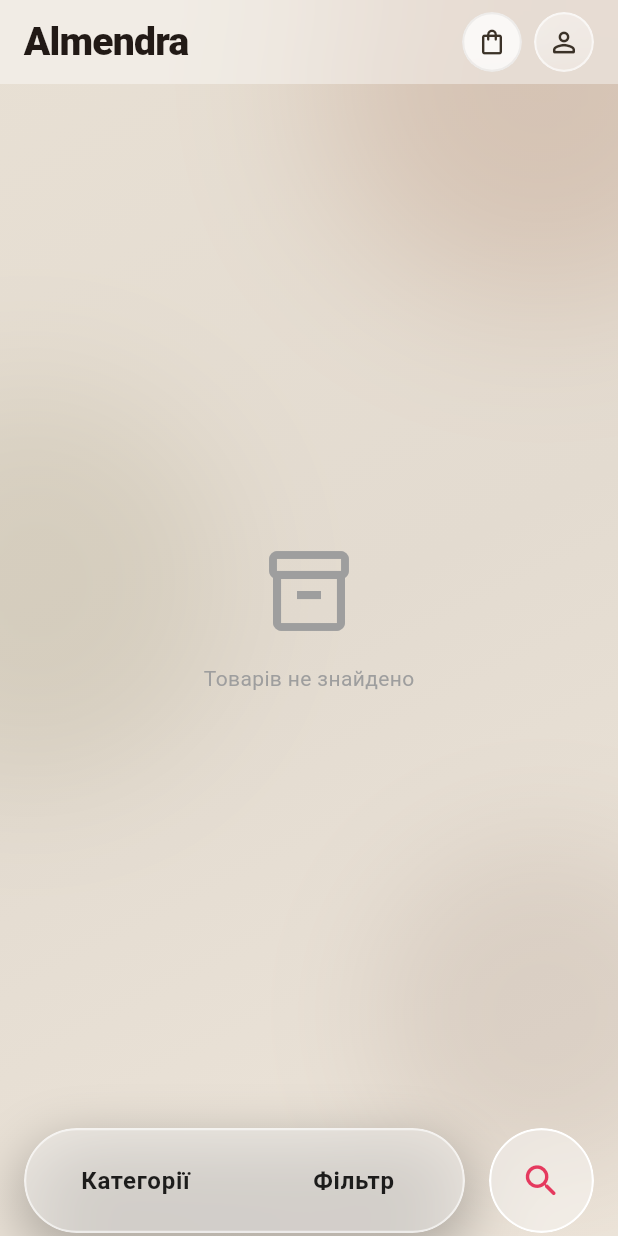
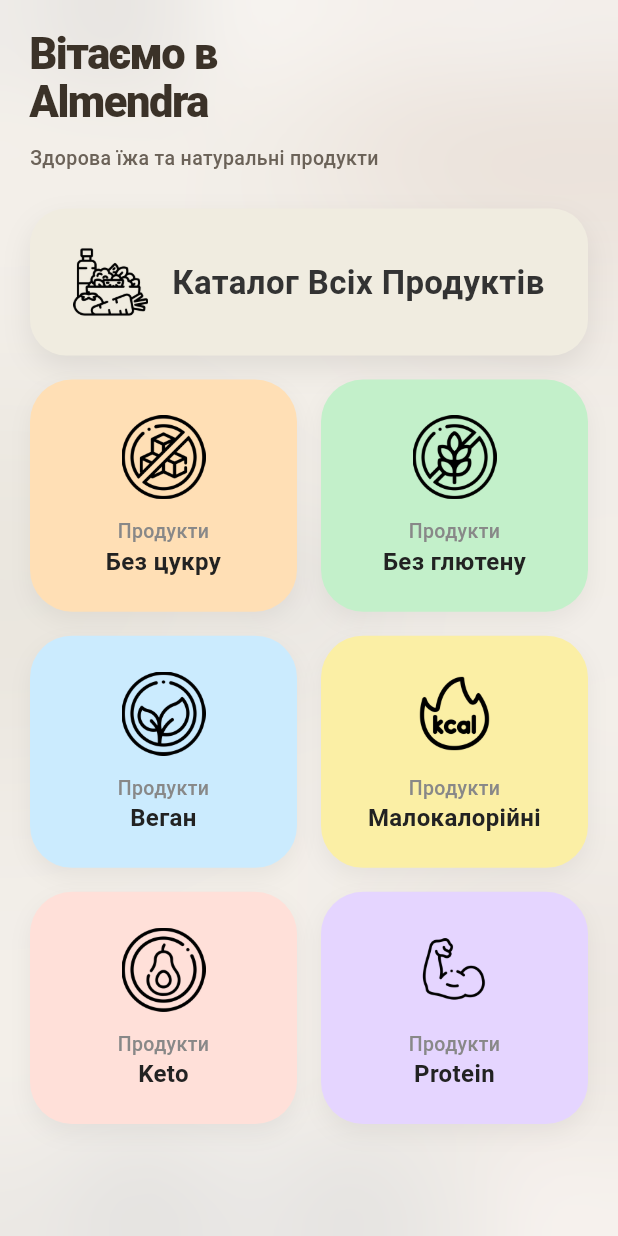
Before and after one commit to VolodymyrPTK/Almendra-app, a Flutter app: the screen it shows after launch, on a phone screen of 412 x 824 dp. Run offline on Flutter 3.47's test engine with Material 3 defaults, Android fonts, the phone set to English and light mode, and no system bars; our stand-ins replace cached_network_image, cloud_firestore, firebase_auth, firebase_core, google_sign_in, webview_flutter; missing offline and left inert: flutter_facebook_auth; accounts and stored records are empty.

Commit message:
Add home overlay, filter assets and auth flow
Add a Home overlay UI and state management: introduce HomeOverlay widget, HomeOverlayProvider, and RootScreen to present an animated overlay above ProductsScreen; tapping the AppBar title shows the overlay. Switch app home to a FirebaseAuth StreamBuilder to wait for persisted auth sessions and register the new provider.

Add new filter icon assets (assets/filtericons/) and update pubspec assets.

Extend Product model with isLowKcal and corresponding tag ('Низькокалорійні').

Adjust checkout payload: change payment values to 'payNow'/'payLater' and add 'orderOnApp': true.

Update iOS Info.plist to include NSLocalNetworkUsageDescription and NSBonjourServices for the Dart VM service/debugger.

Update filter mapping in custom_bottom_bar to include the low-calorie and keto keys.

```diff
--- a/lib/main.dart
+++ b/lib/main.dart
@@ -1,3 +1,4 @@
+import 'package:firebase_auth/firebase_auth.dart';
 import 'package:firebase_core/firebase_core.dart';
 import 'package:flutter/material.dart';
 import 'package:provider/provider.dart';
@@ -5,7 +6,8 @@
 import 'providers/auth_provider.dart' as ap;
 import 'providers/cart_provider.dart';
 import 'providers/products_provider.dart';
-import 'screens/products_screen.dart';
+import 'providers/home_overlay_provider.dart';
+import 'screens/root_screen.dart';
 
 Future<void> main() async {
   WidgetsFlutterBinding.ensureInitialized();
@@ -29,6 +31,7 @@
         ChangeNotifierProvider(create: (_) => ProductsProvider()),
         ChangeNotifierProvider(create: (_) => ap.AuthProvider()),
         ChangeNotifierProvider(create: (_) => CartProvider()),
+        ChangeNotifierProvider(create: (_) => HomeOverlayProvider()),
       ],
       child: MaterialApp(
         title: 'Almendra',
@@ -47,7 +50,21 @@
           ),
           useMaterial3: true,
         ),
-        home: const ProductsScreen(),
+        home: StreamBuilder<User?>(
+          stream: FirebaseAuth.instance.authStateChanges(),
+          builder: (context, snapshot) {
+            // Wait for Firebase to restore the persisted auth session.
+            // On Android this is async — without this check, currentUser
+            // is transiently null on every cold start, making the app
+            // appear logged out even when a session exists.
+            if (snapshot.connectionState == ConnectionState.waiting) {
+              return const Scaffold(
+                body: Center(child: CircularProgressIndicator()),
+              );
+            }
+            return const RootScreen();
+          },
+        ),
       ),
     );
   }
--- a/lib/models/product.dart
+++ b/lib/models/product.dart
@@ -22,6 +22,7 @@
   final bool isFreeSugar;
   final bool isFreeLactosa;
   final bool isKeto;
+  final bool isLowKcal;
   final bool outOfStock;
 
   const Product({
@@ -46,6 +47,7 @@
     this.isFreeSugar = false,
     this.isFreeLactosa = false,
     this.isKeto = false,
+    this.isLowKcal = false,
     this.outOfStock = false,
   });
 
@@ -74,6 +76,7 @@
       isFreeSugar: _toBool(data['isFreeSugar'] ?? data['freeSugar']),
       isFreeLactosa: _toBool(data['isFreeLactosa'] ?? data['freeLactosa']),
       isKeto: _toBool(data['isKeto'] ?? data['keto']),
+      isLowKcal: _toBool(data['isLowKcal'] ?? data['lowKcal']),
       outOfStock: _toBool(data['outOfStock'] ?? data['isOutOfStock']),
     );
   }
@@ -103,6 +106,7 @@
     if (isFreeSugar) tags.add('Без цукру');
     if (isFreeLactosa) tags.add('Без лактози');
     if (isKeto) tags.add('Кето');
+    if (isLowKcal) tags.add('Низькокалорійні');
     return tags;
   }
 }
--- /dev/null
+++ b/lib/providers/home_overlay_provider.dart
@@ -0,0 +1,26 @@
+import 'package:flutter/material.dart';
+
+class HomeOverlayProvider extends ChangeNotifier {
+  bool _showHomeOverlay = true;
+
+  bool get showHomeOverlay => _showHomeOverlay;
+
+  void show() {
+    if (!_showHomeOverlay) {
+      _showHomeOverlay = true;
+      notifyListeners();
+    }
+  }
+
+  void hide() {
+    if (_showHomeOverlay) {
+      _showHomeOverlay = false;
+      notifyListeners();
+    }
+  }
+
+  void toggle() {
+    _showHomeOverlay = !_showHomeOverlay;
+    notifyListeners();
+  }
+}
--- /dev/null
+++ b/lib/screens/home_overlay.dart
@@ -0,0 +1,299 @@
+import 'dart:ui';
+import 'package:flutter/material.dart';
+import 'package:provider/provider.dart';
+import '../providers/home_overlay_provider.dart';
+import '../providers/products_provider.dart';
+
+class HomeOverlay extends StatelessWidget {
+  const HomeOverlay({super.key});
+
+  @override
+  Widget build(BuildContext context) {
+    final isDark = Theme.of(context).brightness == Brightness.dark;
+    return Material(
+      color: Colors.transparent,
+      child: Stack(
+        children: [
+          // Blur background
+          Positioned.fill(
+            child: ClipRect(
+              child: BackdropFilter(
+                filter: ImageFilter.blur(sigmaX: 30, sigmaY: 30),
+                child: Container(
+                  color: isDark
+                      ? Colors.black.withOpacity(0.4)
+                      : Colors.white.withOpacity(0.5),
+                ),
+              ),
+            ),
+          ),
+
+          SafeArea(
+            child: Padding(
+              padding: const EdgeInsets.symmetric(horizontal: 20, vertical: 12),
+              child: Column(
+                crossAxisAlignment: CrossAxisAlignment.stretch,
+                children: [
+                  const SizedBox(height: 8),
+                  Text(
+                    'Вітаємо в\nAlmendra',
+                    style: TextStyle(
+                      fontSize: 29,
+                      fontWeight: FontWeight.w900,
+                      height: 1.1,
+                      letterSpacing: -1,
+                      color: isDark ? Colors.white : const Color(0xFF3B3228),
+                    ),
+                  ),
+                  const SizedBox(height: 12),
+                  Text(
+                    'Здорова їжа та натуральні продукти',
+                    style: TextStyle(
+                      fontSize: 13,
+                      fontWeight: FontWeight.w500,
+                      color: isDark ? Colors.white70 : const Color(0xFF6B6258),
+                    ),
+                  ),
+                  const SizedBox(height: 24),
+                  _CatalogButton(
+                    onTap: () {
+                      final provider = context.read<ProductsProvider>();
+                      provider.clearBooleanFilters();
+                      provider.setCategoryFilter(null);
+                      context.read<HomeOverlayProvider>().hide();
+                    },
+                  ),
+
+                  const SizedBox(height: 16),
+
+                  // Grid of Filters
+                  Expanded(
+                    child: GridView.count(
+                      crossAxisCount: 2,
+                      mainAxisSpacing: 16,
+                      crossAxisSpacing: 16,
+                      childAspectRatio: 1.15,
+                      children: [
+                        _FilterCard(
+                          title: 'Без цукру',
+                          subtitle: 'Продукти',
+                          imageAsset: 'assets/filtericons/sugar-free.webp',
+                          color: isDark
+                              ? const Color(0xFF4A341F)
+                              : const Color(0xFFFFDFB5),
+                          onTap: () {
+                            _applyFilterAndHide(context, 'freeSugar');
+                          },
+                        ),
+                        _FilterCard(
+                          title: 'Без глютену',
+                          subtitle: 'Продукти',
+                          imageAsset: 'assets/filtericons/gluten-free.webp',
+                          color: isDark
+                              ? const Color(0xFF1E4024)
+                              : const Color(0xFFC3F0CA),
+                          onTap: () {
+                            _applyFilterAndHide(context, 'freeGluten');
+                          },
+                        ),
+                        _FilterCard(
+                          title: 'Веган',
+                          subtitle: 'Продукти',
+                          imageAsset: 'assets/filtericons/vegan.webp',
+                          color: isDark
+                              ? const Color(0xFF1C3A4F)
+                              : const Color(0xFFCBEBFE),
+                          onTap: () {
+                            _applyFilterAndHide(context, 'vegan');
+                          },
+                        ),
+                        _FilterCard(
+                          title: 'Малокалорійні',
+                          subtitle: 'Продукти',
+                          imageAsset: 'assets/filtericons/lowcalories.webp',
+                          color: isDark
+                              ? const Color(0xFF453F1B)
+                              : const Color(0xFFFBEFA5),
+                          onTap: () {
+                            _applyFilterAndHide(context, 'lowKcal');
+                          },
+                        ),
+                        _FilterCard(
+                          title: 'Keto',
+                          subtitle: 'Продукти',
+                          imageAsset: 'assets/filtericons/keto.webp',
+                          color: isDark
+                              ? const Color(0xFF4D241C)
+                              : const Color(0xFFFFE0D9),
+                          onTap: () {
+                            _applyFilterAndHide(context, 'keto');
+                          },
+                        ),
+                        _FilterCard(
+                          title: 'Protein',
+                          subtitle: 'Продукти',
+                          imageAsset: 'assets/filtericons/protein.webp',
+                          color: isDark
+                              ? const Color(0xFF332050)
+                              : const Color(0xFFE5D5FF),
+                          onTap: () {
+                            _applyFilterAndHide(context, 'proteinik');
+                          },
+                        ),
+                      ],
+                    ),
+                  ),
+                ],
+              ),
+            ),
+          ),
+        ],
+      ),
+    );
+  }
+
+  void _applyFilterAndHide(BuildContext context, String filterKey) {
+    // If not already active, toggle it
+    final provider = context.read<ProductsProvider>();
+    if (!provider.isFilterActive(filterKey)) {
+      provider
+          .clearBooleanFilters(); // Clear others if we want single-filter focus
+      provider.toggleBooleanFilter(filterKey);
+    }
+    context.read<HomeOverlayProvider>().hide();
+  }
+}
+
+class _CatalogButton extends StatelessWidget {
+  final VoidCallback onTap;
+
+  const _CatalogButton({required this.onTap});
+
+  @override
+  Widget build(BuildContext context) {
+    final isDark = Theme.of(context).brightness == Brightness.dark;
+    final color = isDark ? const Color(0xFF322E29) : const Color(0xFFF0ECE0);
+    final fgColor = isDark ? Colors.white : const Color(0xFF333333);
+
+    return GestureDetector(
+      onTap: onTap,
+      child: Container(
+        padding: const EdgeInsets.symmetric(vertical: 24, horizontal: 20),
+        decoration: BoxDecoration(
+          color: color,
+          borderRadius: BorderRadius.circular(24),
+          boxShadow: [
+            BoxShadow(
+              color: Colors.black.withOpacity(0.08),
+              blurRadius: 16,
+              offset: const Offset(0, 8),
+            ),
+          ],
+        ),
+        child: Center(
+          child: Wrap(
+            crossAxisAlignment: WrapCrossAlignment.center,
+            alignment: WrapAlignment.center,
+            spacing: 16,
+            children: [
+              // Graphic icon
+              Image.asset(
+                'assets/filtericons/diet.webp',
+                width: 50,
+                height: 50,
+                fit: BoxFit.contain,
+              ),
+              Text(
+                'Каталог Всіх Продуктів',
+                textAlign: TextAlign.center,
+                style: TextStyle(
+                  color: fgColor,
+                  fontSize: 22,
+                  fontWeight: FontWeight.w600,
+                  height: 1.2,
+                ),
+              ),
+            ],
+          ),
+        ),
+      ),
+    );
+  }
+}
+
+class _FilterCard extends StatelessWidget {
+  final String title;
+  final String subtitle;
+  final String imageAsset;
+  final Color color;
+  final VoidCallback onTap;
+
+  const _FilterCard({
+    required this.title,
+    required this.subtitle,
+    required this.imageAsset,
+    required this.color,
+    required this.onTap,
+  });
+
+  @override
+  Widget build(BuildContext context) {
+    final isDark = Theme.of(context).brightness == Brightness.dark;
+    final textColor = isDark ? Colors.white : const Color(0xFF222222);
+    final subtitleColor = isDark ? Colors.white54 : const Color(0xFF888888);
+
+    return GestureDetector(
+      onTap: onTap,
+      child: Container(
+        decoration: BoxDecoration(
+          color: color,
+          borderRadius: BorderRadius.circular(28),
+          boxShadow: [
+            BoxShadow(
+              color: Colors.black.withOpacity(0.05),
+              blurRadius: 12,
+              offset: const Offset(0, 6),
+            ),
+          ],
+        ),
+        child: Padding(
+          padding: const EdgeInsets.all(20),
+          child: Column(
+            mainAxisAlignment: MainAxisAlignment.center,
+            children: [
+              // Image without outlined circle
+              Image.asset(
+                imageAsset,
+                width: 56,
+                height: 56,
+                fit: BoxFit.contain,
+              ),
+              const SizedBox(height: 12),
+              Text(
+                subtitle,
+                style: TextStyle(
+                  fontSize: 13,
+                  fontWeight: FontWeight.w500,
+                  color: subtitleColor,
+                ),
+                textAlign: TextAlign.center,
+              ),
+              const SizedBox(height: 2),
+              Text(
+                title,
+                style: TextStyle(
+                  fontSize: 16,
+                  fontWeight: FontWeight.w700,
+                  color: textColor,
+                  height: 1.1,
+                ),
+                textAlign: TextAlign.center,
+                maxLines: 2,
+              ),
+            ],
+          ),
+        ),
+      ),
+    );
+  }
+}
--- a/lib/screens/products_screen.dart
+++ b/lib/screens/products_screen.dart
@@ -5,6 +5,7 @@
 import 'package:provider/provider.dart';
 import '../providers/auth_provider.dart' as ap;
 import '../providers/cart_provider.dart';
+import '../providers/home_overlay_provider.dart';
 import '../providers/products_provider.dart';
 import '../widgets/auth_sheet.dart';
 import '../widgets/cart_sheet.dart';
@@ -54,13 +55,31 @@
     return Scaffold(
       extendBodyBehindAppBar: true,
       appBar: AppBar(
-        title: const Text(
+        title: GestureDetector(
+          onTap: () {
+            context.read<HomeOverlayProvider>().show();
+          },
+          child: Row(
+            mainAxisSize: MainAxisSize.min,
+            children: [
+              const Text(
                 'Almendra',
                 style: TextStyle(
                   fontWeight: FontWeight.w900,
                   fontSize: 26,
                   height: 1.1,
                   letterSpacing: -0.5,
+                ),
+              ),
+              const SizedBox(width: 4),
+              Icon(
+                Icons.keyboard_arrow_down_rounded,
+                size: 24,
+                color: Theme.of(context).brightness == Brightness.dark
+                    ? Colors.white.withValues(alpha: 0.5)
+                    : Colors.black.withValues(alpha: 0.3),
+              ),
+            ],
           ),
         ),
         centerTitle: false,
--- /dev/null
+++ b/lib/screens/root_screen.dart
@@ -0,0 +1,46 @@
+import 'package:flutter/material.dart';
+import 'package:provider/provider.dart';
+import '../providers/home_overlay_provider.dart';
+import 'products_screen.dart';
+import 'home_overlay.dart';
+
+class RootScreen extends StatelessWidget {
+  const RootScreen({super.key});
+
+  @override
+  Widget build(BuildContext context) {
+    return Scaffold(
+      body: Stack(
+        children: [
+          // Base layer: Store (Product list)
+          const ProductsScreen(),
+
+          // Overlay layer: Home Screen
+          Positioned.fill(
+            child: Consumer<HomeOverlayProvider>(
+              builder: (context, overlayProvider, child) {
+                return AnimatedSwitcher(
+                  duration: const Duration(milliseconds: 350),
+                  switchInCurve: Curves.easeOutBack,
+                  switchOutCurve: Curves.easeInCubic,
+                  transitionBuilder: (Widget child, Animation<double> animation) {
+                    return FadeTransition(
+                      opacity: animation,
+                      child: ScaleTransition(
+                        scale: Tween<double>(begin: 1.05, end: 1.0).animate(animation),
+                        child: child,
+                      ),
+                    );
+                  },
+                  child: overlayProvider.showHomeOverlay
+                      ? const HomeOverlay(key: ValueKey('HomeOverlay'))
+                      : const SizedBox.shrink(key: ValueKey('EmptyOverlay')),
+                );
+              },
+            ),
+          ),
+        ],
+      ),
+    );
+  }
+}
--- a/lib/widgets/checkout_sheet.dart
+++ b/lib/widgets/checkout_sheet.dart
@@ -350,13 +350,14 @@
         },
         'items': cart.items.map((e) => e.toMap()).toList(),
         'total': cart.total,
-        'payment': paymentMethod == 'liqpay' ? 'payd' : 'paylater',
+        'payment': paymentMethod == 'liqpay' ? 'payNow' : 'payLater',
         'orderStatus': 'Processing',
         'paymentStatus': paymentMethod == 'liqpay' ? 'success' : 'pending',
         'userType': 'authenticated',
         'oblast': '',
         'raion': '',
         'time': _formatOrderTime(DateTime.now()),
+        'orderOnApp': true,
       };
 
       // 1. Write order to top-level 'orders' collection (matches web)
--- a/lib/widgets/custom_bottom_bar.dart
+++ b/lib/widgets/custom_bottom_bar.dart
@@ -256,7 +256,8 @@
       'Без цукру': 'freeSugar',
       'Без глютену': 'freeGluten',
       'Без лактози': 'freeLactosa',
-      'Низьковуглеводний': 'lowCarbo',
+      'Низькокалорійні': 'lowKcal',
+      'Keto': 'keto',
       'Vegan': 'vegan',
       'Protein': 'proteinik',
     };
--- a/pubspec.yaml
+++ b/pubspec.yaml
@@ -62,10 +62,9 @@
   # the material Icons class.
   uses-material-design: true
 
-  # To add assets to your application, add an assets section, like this:
   assets:
     - assets/icon/google.png
-
+    - assets/filtericons/
   # An image asset can refer to one or more resolution-specific "variants", see
   # https://flutter.dev/to/resolution-aware-images
 
```
Also changed, not shown: assets/filtericons/diet.webp (added), assets/filtericons/gluten-free.webp (added), assets/filtericons/keto.webp (added), assets/filtericons/lowcalories.webp (added), assets/filtericons/protein.webp (added), assets/filtericons/sugar-free.webp (added), assets/filtericons/vegan.webp (added), 1 other file. Lines whose indentation alone changed are shown as unchanged.
